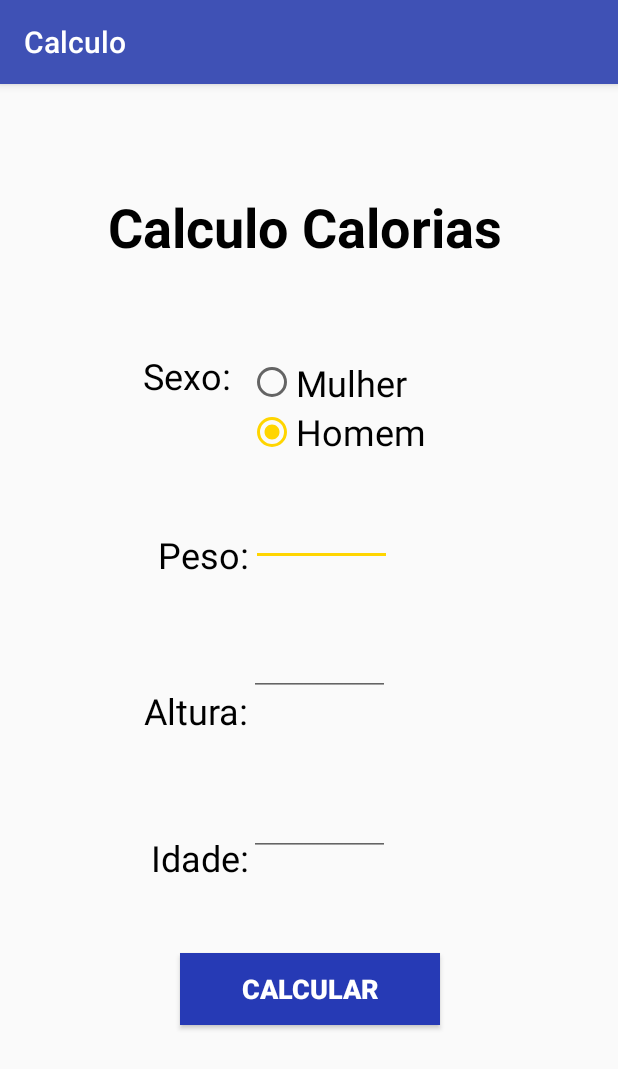
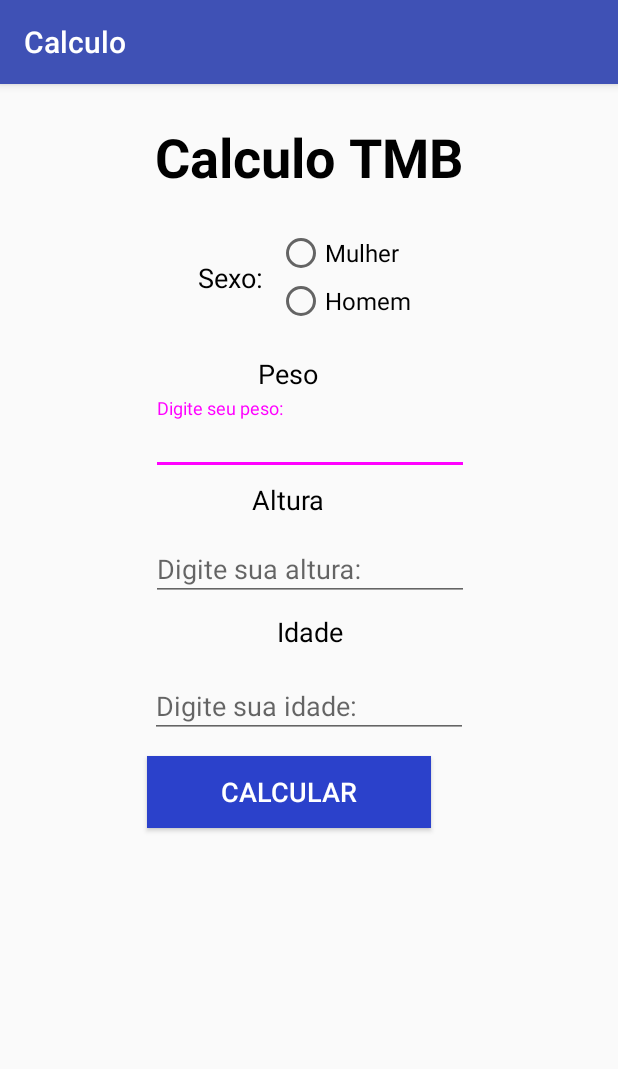
Before and after one commit to amandaviceconte/AppCalculoCaloria, an Android app: the Calculo_Calorias screen opened directly, with no data from a screen before it, on a phone screen of 412 x 824 dp. Shown: the top 1069 px of the screen. Run offline under Robolectric (Android 15) with nearby library versions, the phone set to English and light mode, and no system bars.

Commit message:
Calculo TMB e IMC funcionando, Historico TMB e IMC também funcionando

```diff
--- a/app/src/main/AndroidManifest.xml
+++ b/app/src/main/AndroidManifest.xml
@@ -22,7 +22,8 @@
         <activity android:name=".Activity_IMC" />
         <activity android:name=".Activity_Calorias" />
         <activity android:name=".activity_calorias_resultado" />
-        <activity android:name=".Historico_IMC"></activity>
+        <activity android:name=".Historico_IMC" />
+        <activity android:name=".historico_tmb"></activity>
     </application>
 
 </manifest>
--- a/app/src/main/java/com/matheuseamanda/calculoimc/Calculo_Calorias.java
+++ b/app/src/main/java/com/matheuseamanda/calculoimc/Calculo_Calorias.java
@@ -1,56 +1,105 @@
 package com.matheuseamanda.calculoimc;
 
 import android.content.Intent;
+import android.support.design.widget.TextInputEditText;
+import android.support.design.widget.TextInputLayout;
 import android.support.v7.app.AppCompatActivity;
 import android.os.Bundle;
 import android.view.View;
 import android.widget.Button;
-import android.widget.EditText;
 import android.widget.RadioGroup;
 import android.widget.RadioButton;
-import android.widget.TextView;
+import android.widget.Toast;
+
+import java.math.BigDecimal;
+import java.math.RoundingMode;
 
 public class Calculo_Calorias extends AppCompatActivity {
     public static double TMB;
+    public static double peso;
+    public static double altura;
+    public static int idade;
+
+    public boolean radio = false;
+
+    public static double TMBFormatado;
 
     @Override
     protected void onCreate(Bundle savedInstanceState) {
         super.onCreate(savedInstanceState);
         setContentView(R.layout.activity_calculo__calorias);
 
-        final RadioGroup sexoOptions = (RadioGroup) findViewById(R.id.SexoOptions);
-        final RadioButton homem = (RadioButton) findViewById(R.id.HomemOption);
-        final RadioButton mulher = (RadioButton) findViewById(R.id.MulherOption);
+        final BancoDeDados db = new BancoDeDados(this);
 
-        final EditText pesoText = (EditText) findViewById(R.id.pesoID);
-        final EditText alturaText = (EditText) findViewById(R.id.alturaID);
-        final EditText idadeText = (EditText) findViewById(R.id.idadeID);
+        final RadioButton homem = findViewById(R.id.radioHomem);
+        final RadioButton mulher = findViewById(R.id.radioMulher);
 
-        final Button calcular = (Button) findViewById(R.id.buttonCalcular);
+        final TextInputEditText pesoText =  findViewById(R.id.txtPeso);
+        final TextInputEditText alturaText = findViewById(R.id.txtAltura);
+        final TextInputEditText idadeText = findViewById(R.id.txtIdade);
 
-        calcular.setOnClickListener(new View.OnClickListener() {
+        final Button calcular = findViewById(R.id.btnCalcular);
+
+        calcular.setOnClickListener(new View.OnClickListener()
+        {
             @Override
             public void onClick(View v)
             {
-
                 if(mulher.isChecked())
                 {
-                        double peso = Double.parseDouble(pesoText.getText().toString());
-                        double altura = Double.parseDouble(alturaText.getText().toString());
-                        double idade = Double.parseDouble(idadeText.getText().toString());
+                    try
+                    {
+                        //Adicionando o valor digitado pelo usuário à variável peso e altura//
+                        peso = Double.parseDouble(pesoText.getText().toString());
+                        altura = Double.parseDouble(alturaText.getText().toString());
+                        idade = Integer.parseInt(idadeText.getText().toString());
 
                         TMB = 655 + (9.6 * peso) + (1.8 * altura) - (4.7 * idade);
+                        BigDecimal bd = new BigDecimal(TMB).setScale(1, RoundingMode.HALF_EVEN);
+                        TMBFormatado = bd.doubleValue();
+
                         Intent it = new Intent(Calculo_Calorias.this, activity_calorias_resultado.class);
                         startActivity(it);
+
+                        db.addTMB(new tmbSQL(peso, altura, idade, "M",  bd.doubleValue()));
+
+                        // Caso haja algum erro a aplicação gera uma excessão e um mensagem de erro//
+                        }catch (ArithmeticException e){
+                            Toast.makeText(Calculo_Calorias.this, "Por favor. Insira os valores corretamente. ", Toast.LENGTH_LONG).show();
+                        }catch (Exception ex){
+                            Toast.makeText(Calculo_Calorias.this, "Por favor. Insira os valores corretamente. ", Toast.LENGTH_LONG).show();
                     }
-                    if(homem.isChecked()) {
-                            double peso = Double.parseDouble(pesoText.getText().toString());
-                            double altura = Double.parseDouble(alturaText.getText().toString());
-                            double idade = Double.parseDouble(idadeText.getText().toString());
+                    radio = true;
+                }
+
+                if(homem.isChecked())
+                {
+                    try
+                    {
+                        peso = Double.parseDouble(pesoText.getText().toString());
+                        altura = Double.parseDouble(alturaText.getText().toString());
+                        idade = Integer.parseInt(idadeText.getText().toString());
 
                         TMB = 66 + (13.7 * peso) + (5 * altura) - (6.8 * idade);
+                        BigDecimal bd = new BigDecimal(TMB).setScale(1, RoundingMode.HALF_EVEN);
+                        TMBFormatado = bd.doubleValue();
+
                         Intent it = new Intent(Calculo_Calorias.this, activity_calorias_resultado.class);
                         startActivity(it);
+
+                        db.addTMB(new tmbSQL(peso, altura, idade, "M", bd.doubleValue()));
+
+                        // Caso haja algum erro a aplicação gera uma excessão e um mensagem de erro//
+                        }catch (ArithmeticException e){
+                            Toast.makeText(Calculo_Calorias.this, "Por favor. Insira os valores corretamente. ", Toast.LENGTH_LONG).show();
+                        }catch (Exception ex){
+                            Toast.makeText(Calculo_Calorias.this, "Por favor. Insira os valores corretamente. ", Toast.LENGTH_LONG).show();
+                    }
+                    radio = true;
+                }
+                if(radio == false)
+                {
+                    Toast.makeText(Calculo_Calorias.this, "Por favor. Insira seu sexo", Toast.LENGTH_LONG).show();
                 }
             }
         });
--- a/app/src/main/res/layout/activity__calorias.xml
+++ b/app/src/main/res/layout/activity__calorias.xml
@@ -11,15 +11,14 @@
         android:layout_width="355dp"
         android:layout_height="319dp"
         android:gravity="center"
-        android:text="TextView"
+        android:text="A Taxa de Metabolismo Basal é a quantidade mínima de energia (calorias) necessária para manter as funções vitais do organismo em repouso. Essa taxa pode variar de acordo com o sexo, peso, altura, idade e nível de atividade física."
         android:textSize="27sp"
         app:layout_constraintBottom_toBottomOf="parent"
         app:layout_constraintEnd_toEndOf="parent"
         app:layout_constraintHorizontal_bias="0.517"
         app:layout_constraintStart_toStartOf="parent"
         app:layout_constraintTop_toTopOf="parent"
-        app:layout_constraintVertical_bias="0.442"
-        tools:text="A Taxa de Metabolismo Basal é a quantidade mínima de energia (calorias) necessária para manter as funções vitais do organismo em repouso. Essa taxa pode variar de acordo com o sexo, peso, altura, idade e nível de atividade física." />
+        app:layout_constraintVertical_bias="0.442" />
 
     <TextView
         android:id="@+id/textView16"
--- a/app/src/main/res/layout/activity_calculo__calorias.xml
+++ b/app/src/main/res/layout/activity_calculo__calorias.xml
@@ -7,175 +7,198 @@
     tools:context=".Calculo_Calorias">
 
     <TextView
-        android:id="@+id/SexoTitle"
+        android:id="@+id/txtCalculoTMB"
         android:layout_width="wrap_content"
         android:layout_height="wrap_content"
-        android:text="Sexo:"
-        android:textColor="@android:color/background_dark"
-        android:textSize="24sp"
-        app:layout_constraintBottom_toBottomOf="parent"
+        android:layout_marginEnd="77dp"
+        android:layout_marginLeft="77dp"
+        android:layout_marginRight="77dp"
+        android:layout_marginStart="77dp"
+        android:layout_marginTop="24dp"
+        android:text="Calculo TMB"
+        android:textColor="@android:color/black"
+        android:textSize="36sp"
+        android:textStyle="bold"
         app:layout_constraintEnd_toEndOf="parent"
-        app:layout_constraintHorizontal_bias="0.269"
         app:layout_constraintStart_toStartOf="parent"
-        app:layout_constraintTop_toTopOf="parent"
-        app:layout_constraintVertical_bias="0.242" />
+        app:layout_constraintTop_toTopOf="parent" />
 
     <TextView
-        android:id="@+id/alturaTitle"
+        android:id="@+id/lblSexo"
         android:layout_width="wrap_content"
-        android:layout_height="48dp"
-        android:text="Altura:"
-        android:textColor="@android:color/background_dark"
-        android:textSize="24sp"
-        app:layout_constraintBottom_toBottomOf="parent"
-        app:layout_constraintEnd_toEndOf="parent"
-        app:layout_constraintHorizontal_bias="0.28"
+        android:layout_height="wrap_content"
+        android:layout_marginLeft="123dp"
+        android:layout_marginStart="123dp"
+        android:layout_marginTop="44dp"
+        android:text="Sexo:"
+        android:textColor="@android:color/black"
+        android:textSize="18sp"
+        app:layout_constraintEnd_toStartOf="@+id/radioSexo"
         app:layout_constraintStart_toStartOf="parent"
-        app:layout_constraintTop_toTopOf="parent"
-        app:layout_constraintVertical_bias="0.557" />
-
-    <TextView
-        android:id="@+id/pesoTitle2"
-        android:layout_width="wrap_content"
-        android:layout_height="48dp"
-        android:text="Peso:"
-        android:textColor="@android:color/background_dark"
-        android:textSize="24sp"
-        app:layout_constraintBottom_toBottomOf="parent"
-        app:layout_constraintEnd_toEndOf="parent"
-        app:layout_constraintHorizontal_bias="0.3"
-        app:layout_constraintStart_toStartOf="parent"
-        app:layout_constraintTop_toTopOf="parent"
-        app:layout_constraintVertical_bias="0.413" />
+        app:layout_constraintTop_toBottomOf="@+id/txtCalculoTMB" />
 
     <RadioGroup
-        android:id="@+id/SexoOptions"
+        android:id="@+id/radioSexo"
         android:layout_width="wrap_content"
         android:layout_height="wrap_content"
-
-
-        app:layout_constraintBottom_toBottomOf="parent"
+        android:layout_marginEnd="129dp"
+        android:layout_marginLeft="1dp"
+        android:layout_marginRight="129dp"
+        android:layout_marginStart="1dp"
+        android:layout_marginTop="24dp"
         app:layout_constraintEnd_toEndOf="parent"
-        app:layout_constraintHorizontal_bias="0.63"
-        app:layout_constraintStart_toStartOf="parent"
-        app:layout_constraintTop_toTopOf="parent"
-        app:layout_constraintVertical_bias="0.26">
+        app:layout_constraintStart_toEndOf="@+id/lblSexo"
+        app:layout_constraintTop_toBottomOf="@+id/txtCalculoTMB">
 
         <RadioButton
-            android:id="@+id/MulherOption"
-            android:layout_width="150dp"
+            android:id="@+id/radioMulher"
+            android:layout_width="wrap_content"
             android:layout_height="wrap_content"
             android:layout_weight="1"
             android:text="Mulher"
-            android:textSize="24sp"
-            tools:layout_editor_absoluteX="137dp"
-            tools:layout_editor_absoluteY="144dp" />
+            android:textSize="16sp" />
 
         <RadioButton
-            android:id="@+id/HomemOption"
-            android:layout_width="match_parent"
-            android:layout_height="33dp"
+            android:id="@+id/radioHomem"
+            android:layout_width="wrap_content"
+            android:layout_height="wrap_content"
             android:layout_weight="1"
-            android:checked="true"
             android:text="Homem"
-            android:textSize="24sp"
-            app:layout_constraintBottom_toBottomOf="parent"
-            app:layout_constraintEnd_toEndOf="parent"
-            app:layout_constraintHorizontal_bias="0.578"
-            app:layout_constraintStart_toStartOf="parent"
-            app:layout_constraintTop_toTopOf="parent"
-            app:layout_constraintVertical_bias="0.209" />
-
+            android:textSize="16sp" />
     </RadioGroup>
 
     <TextView
-        android:id="@+id/IdadeTitle"
+        android:id="@+id/lblPeso"
         android:layout_width="wrap_content"
-        android:layout_height="48dp"
-        android:text="Idade:"
-        android:textColor="@android:color/background_dark"
-        android:textSize="24sp"
-        app:layout_constraintBottom_toBottomOf="parent"
-        app:layout_constraintEnd_toEndOf="parent"
-        app:layout_constraintHorizontal_bias="0.291"
-        app:layout_constraintStart_toStartOf="parent"
-        app:layout_constraintTop_toBottomOf="@+id/alturaTitle"
-        app:layout_constraintVertical_bias="0.184" />
-
-    <EditText
-        android:id="@+id/pesoID"
-        android:layout_width="94dp"
-        android:layout_height="56dp"
-        android:ems="10"
-        android:inputType="numberDecimal"
-        android:textColor="@android:color/background_dark"
-        android:textSize="20sp"
-        app:layout_constraintBottom_toBottomOf="parent"
-        app:layout_constraintEnd_toEndOf="parent"
-        app:layout_constraintHorizontal_bias="0.007"
-        app:layout_constraintStart_toEndOf="@+id/pesoTitle2"
-        app:layout_constraintTop_toBottomOf="@+id/SexoOptions"
-        app:layout_constraintVertical_bias="0.036" />
-
-    <EditText
-        android:id="@+id/alturaID"
-        android:layout_width="94dp"
-        android:layout_height="59dp"
-        android:ems="10"
-        android:gravity="bottom"
-        android:inputType="numberDecimal"
-        android:textColor="@android:color/background_dark"
-        android:textSize="20sp"
-        app:layout_constraintBottom_toBottomOf="parent"
+        android:layout_height="wrap_content"
+        android:layout_marginEnd="171dp"
+        android:layout_marginLeft="172dp"
+        android:layout_marginRight="171dp"
+        android:layout_marginStart="172dp"
+        android:layout_marginTop="20dp"
+        android:text="Peso"
+        android:textColor="@android:color/black"
+        android:textSize="18sp"
         app:layout_constraintEnd_toEndOf="parent"
         app:layout_constraintHorizontal_bias="0.0"
-        app:layout_constraintStart_toEndOf="@+id/alturaTitle"
-        app:layout_constraintTop_toBottomOf="@+id/pesoID"
-        app:layout_constraintVertical_bias="0.07" />
+        app:layout_constraintStart_toStartOf="parent"
+        app:layout_constraintTop_toBottomOf="@+id/radioSexo" />
 
-    <EditText
-        android:id="@+id/idadeID"
-        android:layout_width="94dp"
-        android:layout_height="55dp"
-        android:ems="10"
-        android:inputType="number"
-        android:textColor="@android:color/background_dark"
-        android:textSize="20sp"
-        app:layout_constraintBottom_toBottomOf="parent"
+    <android.support.design.widget.TextInputLayout
+        android:id="@+id/textInputPeso"
+        android:layout_width="212dp"
+        android:layout_height="51dp"
+        android:layout_marginEnd="99dp"
+        android:layout_marginLeft="100dp"
+        android:layout_marginRight="99dp"
+        android:layout_marginStart="100dp"
+        android:layout_marginTop="4dp"
+        app:layout_constraintEnd_toEndOf="parent"
+        app:layout_constraintHorizontal_bias="0.518"
+        app:layout_constraintStart_toStartOf="parent"
+        app:layout_constraintTop_toBottomOf="@+id/lblPeso">
+
+        <android.support.design.widget.TextInputEditText
+            android:id="@+id/txtPeso"
+            android:layout_width="match_parent"
+            android:layout_height="wrap_content"
+            android:hint="Digite seu peso:"
+            android:inputType="numberDecimal"
+            android:textSize="18sp" />
+    </android.support.design.widget.TextInputLayout>
+
+    <TextView
+        android:id="@+id/lblAltura"
+        android:layout_width="wrap_content"
+        android:layout_height="wrap_content"
+        android:layout_marginEnd="168dp"
+        android:layout_marginLeft="168dp"
+        android:layout_marginRight="168dp"
+        android:layout_marginStart="168dp"
+        android:layout_marginTop="4dp"
+        android:text="Altura"
+        android:textColor="@android:color/black"
+        android:textSize="18sp"
         app:layout_constraintEnd_toEndOf="parent"
         app:layout_constraintHorizontal_bias="0.0"
-        app:layout_constraintStart_toEndOf="@+id/IdadeTitle"
-        app:layout_constraintTop_toBottomOf="@+id/alturaID"
-        app:layout_constraintVertical_bias="0.169" />
+        app:layout_constraintStart_toStartOf="parent"
+        app:layout_constraintTop_toBottomOf="@+id/textInputPeso" />
+
+    <android.support.design.widget.TextInputLayout
+        android:id="@+id/textInputAltura"
+        android:layout_width="212dp"
+        android:layout_height="51dp"
+        android:layout_marginEnd="99dp"
+        android:layout_marginLeft="100dp"
+        android:layout_marginRight="99dp"
+        android:layout_marginStart="100dp"
+        android:layout_marginTop="4dp"
+        app:layout_constraintEnd_toEndOf="parent"
+        app:layout_constraintHorizontal_bias="0.518"
+        app:layout_constraintStart_toStartOf="parent"
+        app:layout_constraintTop_toBottomOf="@+id/lblAltura">
+
+        <android.support.design.widget.TextInputEditText
+            android:id="@+id/txtAltura"
+            android:layout_width="match_parent"
+            android:layout_height="wrap_content"
+            android:hint="Digite sua altura:"
+            android:inputType="numberDecimal" />
+    </android.support.design.widget.TextInputLayout>
+
+    <TextView
+        android:id="@+id/lblIdade"
+        android:layout_width="wrap_content"
+        android:layout_height="wrap_content"
+        android:layout_marginEnd="169dp"
+        android:layout_marginLeft="170dp"
+        android:layout_marginRight="169dp"
+        android:layout_marginStart="170dp"
+        android:layout_marginTop="8dp"
+        android:text="Idade"
+        android:textColor="@android:color/background_dark"
+        android:textSize="18sp"
+        app:layout_constraintEnd_toEndOf="parent"
+        app:layout_constraintStart_toStartOf="parent"
+        app:layout_constraintTop_toBottomOf="@+id/textInputAltura" />
+
+    <android.support.design.widget.TextInputLayout
+        android:id="@+id/textInputIdade"
+        android:layout_width="212dp"
+        android:layout_height="51dp"
+        android:layout_marginEnd="86dp"
+        android:layout_marginLeft="86dp"
+        android:layout_marginRight="86dp"
+        android:layout_marginStart="86dp"
+        android:layout_marginTop="7dp"
+        app:layout_constraintEnd_toEndOf="parent"
+        app:layout_constraintStart_toStartOf="parent"
+        app:layout_constraintTop_toBottomOf="@+id/lblIdade">
+
+        <android.support.design.widget.TextInputEditText
+            android:id="@+id/txtIdade"
+            android:layout_width="match_parent"
+            android:layout_height="wrap_content"
+            android:hint="Digite sua idade:"
+            android:inputType="number" />
+    </android.support.design.widget.TextInputLayout>
 
     <Button
-        android:id="@+id/buttonCalcular"
-        android:layout_width="173dp"
+        android:id="@+id/btnCalcular"
+        android:layout_width="189dp"
         android:layout_height="wrap_content"
-        android:background="?attr/actionModeSplitBackground"
+        android:layout_marginEnd="97dp"
+        android:layout_marginLeft="98dp"
+        android:layout_marginRight="97dp"
+        android:layout_marginStart="98dp"
+        android:layout_marginTop="12dp"
+        android:background="@color/colorPrimaryDark"
         android:text="Calcular"
         android:textColor="@android:color/background_light"
         android:textSize="18sp"
-        android:textStyle="bold"
-        app:layout_constraintBottom_toBottomOf="parent"
         app:layout_constraintEnd_toEndOf="parent"
-        app:layout_constraintHorizontal_bias="0.502"
+        app:layout_constraintHorizontal_bias="0.0"
         app:layout_constraintStart_toStartOf="parent"
-        app:layout_constraintTop_toBottomOf="@+id/idadeID"
-        app:layout_constraintVertical_bias="0.314" />
-
-    <TextView
-        android:id="@+id/CalculoTitle"
-        android:layout_width="268dp"
-        android:layout_height="47dp"
-        android:text="Calculo Calorias"
-        android:textColor="@android:color/background_dark"
-        android:textSize="36sp"
-        android:textStyle="bold"
-        app:layout_constraintBottom_toTopOf="@+id/SexoOptions"
-        app:layout_constraintEnd_toEndOf="parent"
-        app:layout_constraintStart_toStartOf="parent"
-        app:layout_constraintTop_toTopOf="parent"
-        app:layout_constraintVertical_bias="0.521" />
+        app:layout_constraintTop_toBottomOf="@+id/textInputIdade" />
 
 </android.support.constraint.ConstraintLayout>
--- a/app/src/main/res/values/colors.xml
+++ b/app/src/main/res/values/colors.xml
@@ -1,6 +1,6 @@
 <?xml version="1.0" encoding="utf-8"?>
 <resources>
     <color name="colorPrimary">#3F51B5</color>
-    <color name="colorPrimaryDark">#263ab5</color>
-    <color name="colorAccent">#ffd500</color>
+    <color name="colorPrimaryDark">#2b41cb</color>
+    <color name="colorAccent"> #ff00ff </color>
 </resources>
```
Also changed, not shown: app/src/main/java/com/matheuseamanda/calculoimc/BancoDeDados.java (+102 -8 lines), app/src/main/java/com/matheuseamanda/calculoimc/Home_Activity.java (+10 -1 lines), app/src/main/java/com/matheuseamanda/calculoimc/activity_calorias_resultado.java (+11 -2 lines), app/src/main/java/com/matheuseamanda/calculoimc/historico_tmb.java (added, +46 -0 lines), app/src/main/java/com/matheuseamanda/calculoimc/tmbSQL.java (added, +80 -0 lines), app/src/main/res/layout/activity_historico_tmb.xml (added, +38 -0 lines), app/src/main/res/layout/activity_home_.xml (+43 -18 lines), 128 other files. Lines whose indentation alone changed are shown as unchanged.
